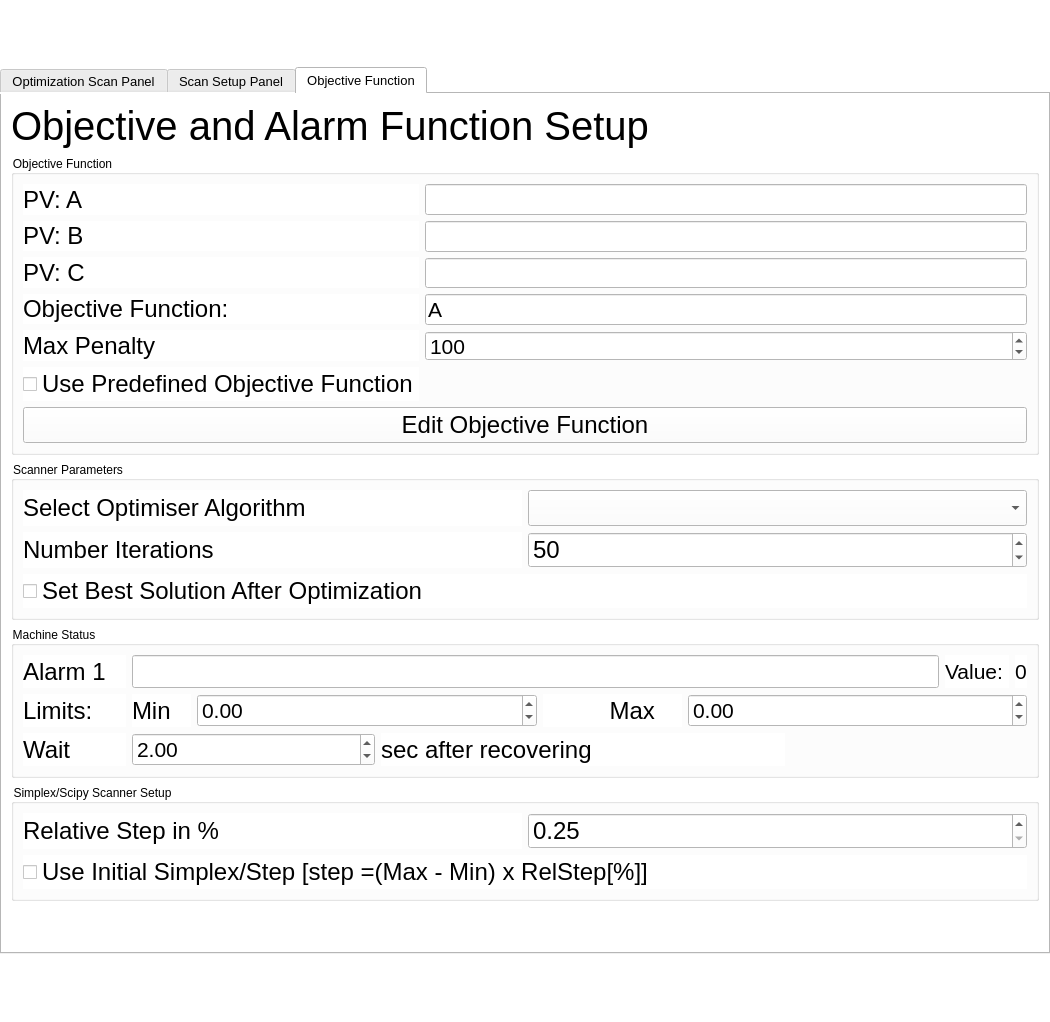
Qt form optimizer/UIOcelotInterface_gen.ui (ocelot-collab/ocelot) before a commit.
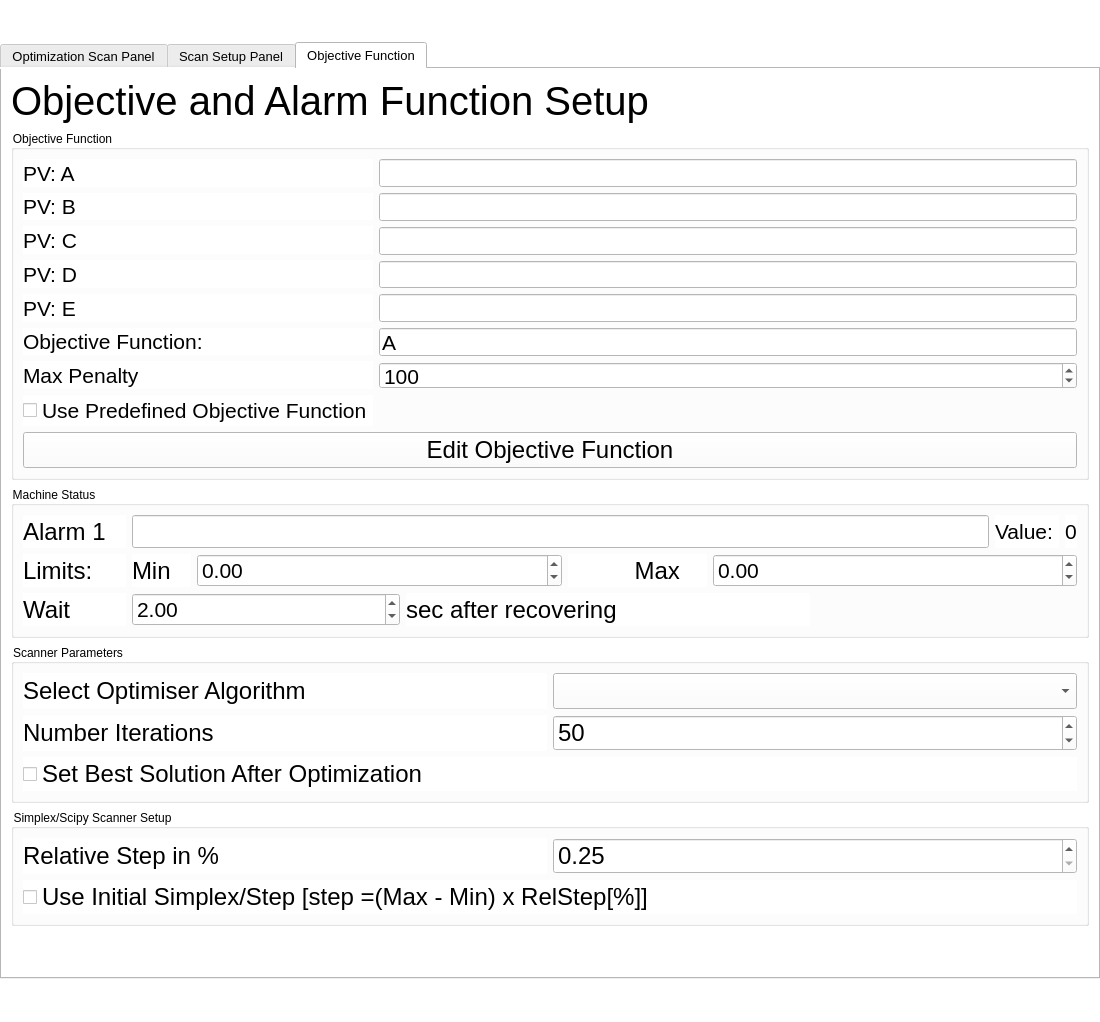
The same form after that commit. The open tabs and pages were chosen to show the change. Custom widgets are drawn as their Qt base class.

Commit message: Help update added two channels D and E added indication if the device value out of limits

```diff
--- a/optimizer/UIOcelotInterface_gen.ui
+++ b/optimizer/UIOcelotInterface_gen.ui
@@ -6,7 +6,7 @@
    <rect>
     <x>0</x>
     <y>0</y>
-    <width>1050</width>
+    <width>1100</width>
     <height>1022</height>
    </rect>
   </property>
@@ -403,7 +403,7 @@
        <item>
         <widget class="QGroupBox" name="groupBox_2">
          <property name="enabled">
-          <bool>true</bool>
+          <bool>false</bool>
          </property>
          <property name="maximumSize">
           <size>
@@ -810,7 +810,7 @@
        <item>
         <widget class="QGroupBox" name="groupBox_7">
          <property name="sizePolicy">
-          <sizepolicy hsizetype="Preferred" vsizetype="Expanding">
+          <sizepolicy hsizetype="Preferred" vsizetype="Preferred">
            <horstretch>0</horstretch>
            <verstretch>0</verstretch>
           </sizepolicy>
@@ -824,18 +824,39 @@
          <property name="maximumSize">
           <size>
            <width>16777215</width>
-           <height>300</height>
+           <height>350</height>
           </size>
          </property>
          <property name="title">
           <string>Objective Function</string>
          </property>
          <layout class="QGridLayout" name="gridLayout_11">
-          <item row="4" column="0">
+          <item row="8" column="0" colspan="2">
+           <widget class="QPushButton" name="pb_edit_obj_func">
+            <property name="sizePolicy">
+             <sizepolicy hsizetype="Expanding" vsizetype="Expanding">
+              <horstretch>0</horstretch>
+              <verstretch>0</verstretch>
+             </sizepolicy>
+            </property>
+            <property name="font">
+             <font>
+              <pointsize>18</pointsize>
+             </font>
+            </property>
+            <property name="cursor">
+             <cursorShape>ForbiddenCursor</cursorShape>
+            </property>
+            <property name="text">
+             <string>Edit Objective Function</string>
+            </property>
+           </widget>
+          </item>
+          <item row="7" column="0">
            <widget class="QCheckBox" name="cb_use_predef">
             <property name="font">
              <font>
-              <pointsize>18</pointsize>
+              <pointsize>16</pointsize>
              </font>
             </property>
             <property name="text">
@@ -843,70 +864,6 @@
             </property>
            </widget>
           </item>
-          <item row="0" column="0">
-           <layout class="QVBoxLayout" name="verticalLayout_15">
-            <item>
-             <widget class="QLabel" name="label_16">
-              <property name="font">
-               <font>
-                <pointsize>18</pointsize>
-               </font>
-              </property>
-              <property name="text">
-               <string>PV: A</string>
-              </property>
-             </widget>
-            </item>
-            <item>
-             <widget class="QLabel" name="label_19">
-              <property name="font">
-               <font>
-                <pointsize>18</pointsize>
-               </font>
-              </property>
-              <property name="text">
-               <string>PV: B</string>
-              </property>
-             </widget>
-            </item>
-            <item>
-             <widget class="QLabel" name="label_20">
-              <property name="font">
-               <font>
-                <pointsize>18</pointsize>
-               </font>
-              </property>
-              <property name="text">
-               <string>PV: C</string>
-              </property>
-             </widget>
-            </item>
-            <item>
-             <widget class="QLabel" name="label_21">
-              <property name="font">
-               <font>
-                <pointsize>18</pointsize>
-               </font>
-              </property>
-              <property name="text">
-               <string>Objective Function:   </string>
-              </property>
-             </widget>
-            </item>
-            <item>
-             <widget class="QLabel" name="label_26">
-              <property name="font">
-               <font>
-                <pointsize>18</pointsize>
-               </font>
-              </property>
-              <property name="text">
-               <string>Max Penalty</string>
-              </property>
-             </widget>
-            </item>
-           </layout>
-          </item>
           <item row="0" column="1">
            <layout class="QVBoxLayout" name="verticalLayout_16">
             <item>
@@ -948,6 +905,30 @@
               </property>
              </widget>
             </item>
+            <item>
+             <widget class="QLineEdit" name="le_d">
+              <property name="enabled">
+               <bool>true</bool>
+              </property>
+              <property name="font">
+               <font>
+                <pointsize>16</pointsize>
+               </font>
+              </property>
+             </widget>
+            </item>
+            <item>
+             <widget class="QLineEdit" name="le_e">
+              <property name="enabled">
+               <bool>true</bool>
+              </property>
+              <property name="font">
+               <font>
+                <pointsize>16</pointsize>
+               </font>
+              </property>
+             </widget>
+            </item>
             <item>
              <widget class="QLineEdit" name="le_obf">
               <property name="enabled">
@@ -972,6 +953,9 @@
                 <pointsize>16</pointsize>
                </font>
               </property>
+              <property name="minimum">
+               <number>-1000</number>
+              </property>
               <property name="maximum">
                <number>1000</number>
               </property>
@@ -982,106 +966,94 @@
             </item>
            </layout>
           </item>
-          <item row="5" column="0" colspan="2">
-           <widget class="QPushButton" name="pb_edit_obj_func">
-            <property name="sizePolicy">
-             <sizepolicy hsizetype="Expanding" vsizetype="Expanding">
-              <horstretch>0</horstretch>
-              <verstretch>0</verstretch>
-             </sizepolicy>
-            </property>
-            <property name="font">
-             <font>
-              <pointsize>18</pointsize>
-             </font>
-            </property>
-            <property name="cursor">
-             <cursorShape>ForbiddenCursor</cursorShape>
-            </property>
-            <property name="text">
-             <string>Edit Objective Function</string>
-            </property>
-           </widget>
-          </item>
-         </layout>
-        </widget>
-       </item>
-       <item>
-        <widget class="QGroupBox" name="groupBox_8">
-         <property name="sizePolicy">
-          <sizepolicy hsizetype="Expanding" vsizetype="Preferred">
-           <horstretch>0</horstretch>
-           <verstretch>0</verstretch>
-          </sizepolicy>
-         </property>
-         <property name="title">
-          <string>Scanner Parameters</string>
-         </property>
-         <layout class="QVBoxLayout" name="verticalLayout_20">
-          <item>
-           <layout class="QGridLayout" name="gridLayout_12">
-            <item row="4" column="1">
-             <widget class="QSpinBox" name="sb_num_iter">
+          <item row="0" column="0">
+           <layout class="QVBoxLayout" name="verticalLayout_15">
+            <item>
+             <widget class="QLabel" name="label_16">
               <property name="font">
                <font>
-                <pointsize>18</pointsize>
+                <pointsize>16</pointsize>
                </font>
               </property>
-              <property name="maximum">
-               <number>1000</number>
+              <property name="text">
+               <string>PV: A</string>
               </property>
-              <property name="value">
-               <number>50</number>
+             </widget>
+            </item>
+            <item>
+             <widget class="QLabel" name="label_19">
+              <property name="font">
+               <font>
+                <pointsize>16</pointsize>
+               </font>
               </property>
+              <property name="text">
+               <string>PV: B</string>
+              </property>
              </widget>
             </item>
-            <item row="2" column="0">
-             <widget class="QLabel" name="label_27">
+            <item>
+             <widget class="QLabel" name="label_20">
               <property name="font">
                <font>
-                <pointsize>18</pointsize>
+                <pointsize>16</pointsize>
                </font>
               </property>
               <property name="text">
-               <string>Select Optimiser Algorithm </string>
+               <string>PV: C</string>
               </property>
              </widget>
             </item>
-            <item row="4" column="0">
-             <widget class="QLabel" name="label_25">
+            <item>
+             <widget class="QLabel" name="label_28">
               <property name="font">
                <font>
-                <pointsize>18</pointsize>
+                <pointsize>16</pointsize>
                </font>
               </property>
               <property name="text">
-               <string>Number Iterations</string>
+               <string>PV: D</string>
               </property>
              </widget>
             </item>
-            <item row="2" column="1">
-             <widget class="QComboBox" name="cb_select_alg">
+            <item>
+             <widget class="QLabel" name="label_29">
               <property name="font">
                <font>
-                <pointsize>18</pointsize>
+                <pointsize>16</pointsize>
                </font>
+              </property>
+              <property name="text">
+               <string>PV: E</string>
+              </property>
+             </widget>
+            </item>
+            <item>
+             <widget class="QLabel" name="label_21">
+              <property name="font">
+               <font>
+                <pointsize>16</pointsize>
+               </font>
+              </property>
+              <property name="text">
+               <string>Objective Function:</string>
+              </property>
+             </widget>
+            </item>
+            <item>
+             <widget class="QLabel" name="label_26">
+              <property name="font">
+               <font>
+                <pointsize>16</pointsize>
+               </font>
+              </property>
+              <property name="text">
+               <string>Max Penalty</string>
               </property>
              </widget>
             </item>
            </layout>
           </item>
-          <item>
-           <widget class="QCheckBox" name="cb_set_best_sol">
-            <property name="font">
-             <font>
-              <pointsize>18</pointsize>
-             </font>
-            </property>
-            <property name="text">
-             <string>Set Best Solution After Optimization</string>
-            </property>
-           </widget>
-          </item>
          </layout>
         </widget>
        </item>
@@ -1363,6 +1335,85 @@
          </layout>
         </widget>
        </item>
+       <item>
+        <widget class="QGroupBox" name="groupBox_8">
+         <property name="sizePolicy">
+          <sizepolicy hsizetype="Expanding" vsizetype="Preferred">
+           <horstretch>0</horstretch>
+           <verstretch>0</verstretch>
+          </sizepolicy>
+         </property>
+         <property name="title">
+          <string>Scanner Parameters</string>
+         </property>
+         <layout class="QVBoxLayout" name="verticalLayout_20">
+          <item>
+           <layout class="QGridLayout" name="gridLayout_12">
+            <item row="4" column="1">
+             <widget class="QSpinBox" name="sb_num_iter">
+              <property name="font">
+               <font>
+                <pointsize>18</pointsize>
+               </font>
+              </property>
+              <property name="maximum">
+               <number>1000</number>
+              </property>
+              <property name="value">
+               <number>50</number>
+              </property>
+             </widget>
+            </item>
+            <item row="2" column="0">
+             <widget class="QLabel" name="label_27">
+              <property name="font">
+               <font>
+                <pointsize>18</pointsize>
+               </font>
+              </property>
+              <property name="text">
+               <string>Select Optimiser Algorithm </string>
+              </property>
+             </widget>
+            </item>
+            <item row="4" column="0">
+             <widget class="QLabel" name="label_25">
+              <property name="font">
+               <font>
+                <pointsize>18</pointsize>
+               </font>
+              </property>
+              <property name="text">
+               <string>Number Iterations</string>
+              </property>
+             </widget>
+            </item>
+            <item row="2" column="1">
+             <widget class="QComboBox" name="cb_select_alg">
+              <property name="font">
+               <font>
+                <pointsize>18</pointsize>
+               </font>
+              </property>
+             </widget>
+            </item>
+           </layout>
+          </item>
+          <item>
+           <widget class="QCheckBox" name="cb_set_best_sol">
+            <property name="font">
+             <font>
+              <pointsize>18</pointsize>
+             </font>
+            </property>
+            <property name="text">
+             <string>Set Best Solution After Optimization</string>
+            </property>
+           </widget>
+          </item>
+         </layout>
+        </widget>
+       </item>
        <item>
         <widget class="QGroupBox" name="g_box_isim">
          <property name="enabled">
```
The commit also changes 22 other files.
